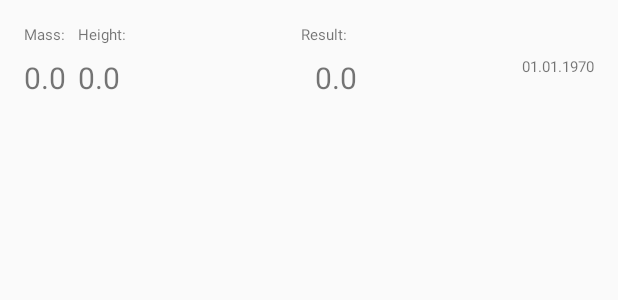
After one commit to Mar71n1/SWiM_BMI, an Android app: the layout last_results_listitem.xml on its own in the app's theme, with its tools: preview values and no code run, on a phone screen of 412 x 824 dp. The commit adds this screen. Shown: the top 300 px of the screen. Run offline under Robolectric (Android 15) with nearby library versions, the light colour scheme and no system bars.

Commit message:
Additional functionality: - app remembers last 10 results

```diff
--- a/app/build.gradle
+++ b/app/build.gradle
@@ -34,4 +34,8 @@ dependencies {
     androidTestImplementation 'androidx.test:runner:1.1.2-alpha02'
     androidTestImplementation 'androidx.test.espresso:espresso-core:3.2.0-alpha02'
     androidTestImplementation 'androidx.test:rules:1.1.2-alpha02'
+
+    //recyclerview
+    implementation 'com.android.support:recyclerview-v7:28.0.0'
+    implementation 'androidx.recyclerview:recyclerview:1.0.0'
 }
--- /dev/null
+++ b/app/src/main/java/pl/pwr/bmi/Result.kt
@@ -0,0 +1,3 @@
+package pl.pwr.bmi
+
+data class Result(val mass: String, val height: String, val result: String, val date: String)
--- /dev/null
+++ b/app/src/main/res/layout/last_results_listitem.xml
@@ -0,0 +1,100 @@
+<?xml version="1.0" encoding="utf-8"?>
+<LinearLayout
+        xmlns:android="http://schemas.android.com/apk/res/android"
+        android:layout_width="match_parent"
+        android:layout_height="wrap_content"
+        android:orientation="horizontal"
+        android:id="@+id/last_results_layout"
+        android:padding="@dimen/bmi_margins_side">
+
+    <LinearLayout
+            android:layout_width="wrap_content"
+            android:layout_height="wrap_content"
+            android:orientation="vertical">
+
+        <TextView
+                android:id="@+id/last_results_mass_label"
+                android:layout_width="wrap_content"
+                android:layout_height="wrap_content"
+                android:text="@string/last_results_mass_label_text"
+                android:textSize="10sp"
+                android:layout_marginTop="8dp"
+                android:layout_marginStart="@dimen/bmi_margins_side"/>
+
+        <TextView
+                android:id="@+id/last_results_mass_textview"
+                android:layout_width="wrap_content"
+                android:layout_height="wrap_content"
+                android:text="0.0"
+                android:textSize="20sp"
+                android:layout_marginTop="@dimen/bmi_margins_between_elems"
+                android:layout_marginStart="@dimen/bmi_margins_side"/>
+
+    </LinearLayout>
+
+    <LinearLayout
+            android:layout_width="wrap_content"
+            android:layout_height="wrap_content"
+            android:orientation="vertical">
+
+        <TextView
+                android:id="@+id/last_results_height_label"
+                android:layout_width="wrap_content"
+                android:layout_height="wrap_content"
+                android:text="@string/last_results_height_label_text"
+                android:textSize="10sp"
+                android:layout_marginTop="8dp"
+                android:layout_marginStart="@dimen/bmi_margins_between_elems"/>
+
+        <TextView
+                android:id="@+id/last_results_height_textview"
+                android:layout_width="wrap_content"
+                android:layout_height="wrap_content"
+                android:text="0.0"
+                android:textSize="20sp"
+                android:layout_marginTop="@dimen/bmi_margins_between_elems"
+                android:layout_marginStart="@dimen/bmi_margins_between_elems"/>
+
+    </LinearLayout>
+
+    <LinearLayout
+            android:layout_width="wrap_content"
+            android:layout_height="wrap_content"
+            android:orientation="vertical"
+            android:layout_weight="1">
+
+        <TextView
+            android:id="@+id/last_results_result_label"
+            android:layout_width="wrap_content"
+            android:layout_height="wrap_content"
+            android:layout_gravity="center_horizontal"
+            android:text="@string/last_results_result_label_text"
+            android:textSize="10sp"
+            android:gravity="center"
+            android:layout_marginTop="8dp"
+            android:layout_marginStart="@dimen/bmi_margins_between_elems"
+            android:layout_marginEnd="@dimen/bmi_margins_between_elems"/>
+
+    <TextView
+            android:id="@+id/last_results_result_textview"
+            android:layout_width="wrap_content"
+            android:layout_height="wrap_content"
+            android:layout_gravity="center_horizontal"
+            android:text="0.0"
+            android:textSize="20sp"
+            android:layout_marginTop="@dimen/bmi_margins_between_elems"
+            android:layout_marginStart="@dimen/bmi_margins_between_elems"/>
+
+    </LinearLayout>
+
+    <TextView
+            android:id="@+id/last_results_date"
+            android:layout_width="wrap_content"
+            android:layout_height="wrap_content"
+            android:layout_gravity="center_vertical"
+            android:text="01.01.1970"
+            android:textSize="10sp"
+            android:layout_marginTop="8dp"
+            android:layout_marginEnd="@dimen/bmi_margins_side"/>
+
+</LinearLayout>
--- a/app/src/main/res/menu/bmi_main_menu.xml
+++ b/app/src/main/res/menu/bmi_main_menu.xml
@@ -7,4 +7,7 @@
     <item android:id="@+id/change_units"
           android:title="@string/bmi_main_menu_change_units"
           app:showAsAction="never"/>
+    <item android:id="@+id/last_results"
+          android:title="@string/bmi_main_menu_last_results"
+          app:showAsAction="never"/>
 </menu>
--- a/app/src/main/res/values/strings.xml
+++ b/app/src/main/res/values/strings.xml
@@ -15,6 +15,7 @@
 
     <string name="bmi_main_menu_about_me">About me</string>
     <string name="bmi_main_menu_change_units">Change units</string>
+    <string name="bmi_main_menu_last_results">Last results</string>
 
     <string name="bmi_main_severely_underweight">Severely underweight</string>
     <string name="bmi_main_underweight">Underweight</string>
@@ -29,12 +30,28 @@
     <string name="bmi_about_hobby">I love football and I\'m great fan of Real Madrid.</string>
 
     <string name="bmi_more_info_title">More info</string>
-    <string name="bmi_more_info_severely_underweight_info">Your body mass index category is Severely Underweight. You should start eating a lot more. Go consult your doctor.</string>
-    <string name="bmi_more_info_underweight_info">Your body mass index category is Underweight. You should start eating more.</string>
-    <string name="bmi_more_info_normal_info">Your body mass index category is Normal (Healthy Weight). Everything is fine. Enjoy your life!</string>
-    <string name="bmi_more_info_overweight_info">Your body mass index category is Overweight. You should start exercising more. </string>
-    <string name="bmi_more_info_obesity_info">Your body mass index category is Obesity. You should start exercising a lot more. You should consult your doctor.</string>
+    <string name="bmi_more_info_severely_underweight_info">Your body mass index category is Severely Underweight. You
+        should start eating a lot more. Go consult your doctor.
+    </string>
+    <string name="bmi_more_info_underweight_info">Your body mass index category is Underweight. You should start eating
+        more.
+    </string>
+    <string name="bmi_more_info_normal_info">Your body mass index category is Normal (Healthy Weight). Everything is
+        fine. Enjoy your life!
+    </string>
+    <string name="bmi_more_info_overweight_info">Your body mass index category is Overweight. You should start
+        exercising more.
+    </string>
+    <string name="bmi_more_info_obesity_info">Your body mass index category is Obesity. You should start exercising a
+        lot more. You should consult your doctor.
+    </string>
 
     <string name="noinput_error">Input some data</string>
     <string name="too_small_data_error">Input bigger data</string>
+
+    <!-- Last results activity strings -->
+    <string name="last_results_toolbar_label">Last results</string>
+    <string name="last_results_mass_label_text">Mass:</string>
+    <string name="last_results_height_label_text">Height:</string>
+    <string name="last_results_result_label_text">Result:</string>
 </resources>
```
Also changed, not shown: app/src/main/AndroidManifest.xml (+9 -3 lines), app/src/main/java/pl/pwr/bmi/LastResultsActivity.kt (added, +58 -0 lines), app/src/main/java/pl/pwr/bmi/MainActivity.kt (+114 -2 lines), app/src/main/java/pl/pwr/bmi/MyAdapter.kt (added, +35 -0 lines), app/src/main/res/layout/activity_last_results.xml (added, +23 -0 lines).
